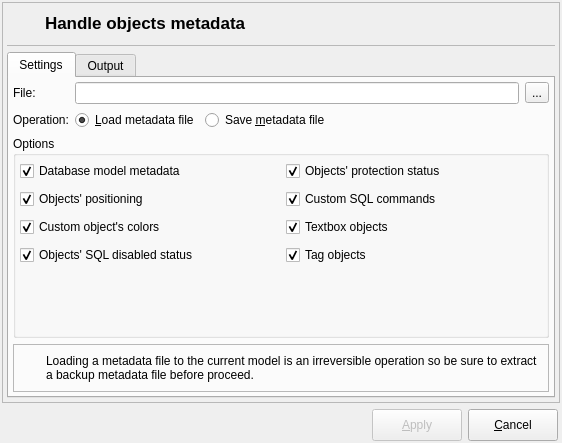
Above: libpgmodeler_ui/ui/metadatahandlingform.ui from pgmodeler/pgmodeler before the change. Below: the same form after it.
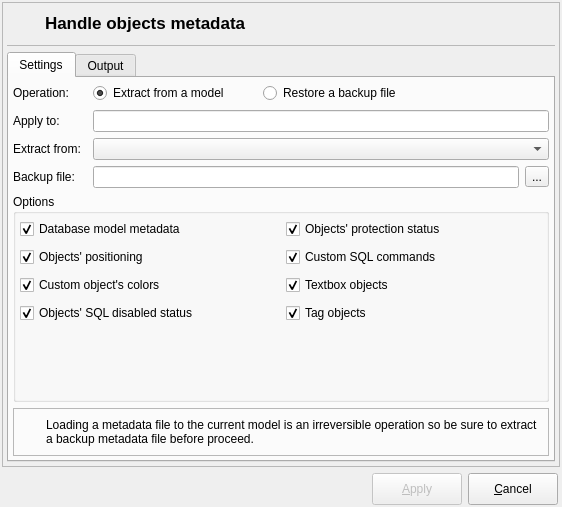
That is the form after the change. Icons and pictures are not drawn.

Commit message:
Improved the metadata handling form. Now the user just choose from which model to extract the metadata and the form do the rest (extract and apply) in one step.
Fixed the doxygen 'brief' instruction.

```diff
--- a/libpgmodeler_ui/ui/metadatahandlingform.ui
+++ b/libpgmodeler_ui/ui/metadatahandlingform.ui
@@ -7,7 +7,7 @@
     <x>0</x>
     <y>0</y>
     <width>562</width>
-    <height>443</height>
+    <height>507</height>
    </rect>
   </property>
   <property name="windowTitle">
@@ -246,44 +246,14 @@
           <property name="bottomMargin">
            <number>4</number>
           </property>
-          <item row="1" column="0">
-           <widget class="QLabel" name="label_2">
+          <item row="3" column="0">
+           <widget class="QLabel" name="extract_from_lbl">
             <property name="text">
-             <string>File:</string>
+             <string>Extract from:</string>
             </property>
            </widget>
           </item>
-          <item row="1" column="1">
-           <layout class="QHBoxLayout" name="horizontalLayout_3">
-            <item>
-             <widget class="QLineEdit" name="file_edt"/>
-            </item>
-            <item>
-             <widget class="QToolButton" name="select_file_tb">
-              <property name="enabled">
-               <bool>true</bool>
-              </property>
-              <property name="toolTip">
-               <string>Select output file</string>
-              </property>
-              <property name="text">
-               <string>...</string>
-              </property>
-              <property name="icon">
-               <iconset resource="../res/resources.qrc">
-                <normaloff>:/icones/icones/abrir.png</normaloff>:/icones/icones/abrir.png</iconset>
-              </property>
-              <property name="iconSize">
-               <size>
-                <width>22</width>
-                <height>22</height>
-               </size>
-              </property>
-             </widget>
-            </item>
-           </layout>
-          </item>
-          <item row="6" column="0" colspan="2">
+          <item row="10" column="0" colspan="3">
            <widget class="QFrame" name="message_frm">
             <property name="sizePolicy">
              <sizepolicy hsizetype="Preferred" vsizetype="Fixed">
@@ -373,7 +343,7 @@
             </layout>
            </widget>
           </item>
-          <item row="4" column="0" colspan="2">
+          <item row="8" column="0" colspan="3">
            <widget class="QGroupBox" name="groupBox">
             <property name="sizePolicy">
              <sizepolicy hsizetype="Preferred" vsizetype="Expanding">
@@ -797,15 +767,69 @@
             </layout>
            </widget>
           </item>
-          <item row="3" column="0">
+          <item row="6" column="0">
+           <widget class="QLabel" name="label_2">
+            <property name="text">
+             <string>Backup file:</string>
+            </property>
+           </widget>
+          </item>
+          <item row="6" column="2">
+           <layout class="QHBoxLayout" name="horizontalLayout_3">
+            <item>
+             <widget class="QLineEdit" name="backup_file_edt"/>
+            </item>
+            <item>
+             <widget class="QToolButton" name="select_file_tb">
+              <property name="enabled">
+               <bool>true</bool>
+              </property>
+              <property name="toolTip">
+               <string>Select file</string>
+              </property>
+              <property name="text">
+               <string>...</string>
+              </property>
+              <property name="icon">
+               <iconset resource="../res/resources.qrc">
+                <normaloff>:/icones/icones/abrir.png</normaloff>:/icones/icones/abrir.png</iconset>
+              </property>
+              <property name="iconSize">
+               <size>
+                <width>22</width>
+                <height>22</height>
+               </size>
+              </property>
+             </widget>
+            </item>
+           </layout>
+          </item>
+          <item row="3" column="2">
+           <widget class="QComboBox" name="extract_from_cmb"/>
+          </item>
+          <item row="1" column="0">
+           <widget class="QLabel" name="apply_to_lbl">
+            <property name="text">
+             <string>Apply to:</string>
+            </property>
+           </widget>
+          </item>
+          <item row="1" column="2">
+           <widget class="QLineEdit" name="apply_to_edt">
+            <property name="readOnly">
+             <bool>true</bool>
+            </property>
+           </widget>
+          </item>
+          <item row="0" column="0">
            <widget class="QLabel" name="label_3">
             <property name="text">
              <string>Operation:</string>
             </property>
            </widget>
           </item>
-          <item row="3" column="1">
-           <layout class="QHBoxLayout" name="horizontalLayout_2">
+          <item row="0" column="2">
+           <layout class="QHBoxLayout" name="horizontalLayout_4">
             <item>
              <widget class="QRadioButton" name="load_metadata_rb">
               <property name="sizePolicy">
@@ -815,7 +839,7 @@
                </sizepolicy>
               </property>
               <property name="text">
-               <string>&amp;Load metadata file</string>
+               <string>Extract from a model</string>
               </property>
               <property name="checked">
                <bool>true</bool>
@@ -823,21 +847,78 @@
              </widget>
             </item>
             <item>
-             <widget class="QRadioButton" name="save_metadata_rb">
+             <widget class="QWidget" name="extract_hint" native="true">
               <property name="sizePolicy">
-               <sizepolicy hsizetype="Expanding" vsizetype="Fixed">
+               <sizepolicy hsizetype="Fixed" vsizetype="Fixed">
                 <horstretch>0</horstretch>
                 <verstretch>0</verstretch>
                </sizepolicy>
+              </property>
+              <property name="minimumSize">
+               <size>
+                <width>22</width>
+                <height>22</height>
+               </size>
+              </property>
+              <property name="maximumSize">
+               <size>
+                <width>22</width>
+                <height>22</height>
+               </size>
+              </property>
+             </widget>
+            </item>
+            <item>
+             <widget class="QRadioButton" name="restore_rb">
+              <property name="sizePolicy">
+               <sizepolicy hsizetype="Preferred" vsizetype="Fixed">
+                <horstretch>0</horstretch>
+                <verstretch>0</verstretch>
+               </sizepolicy>
+              </property>
+              <property name="statusTip">
+               <string>Reads the objects metadata from a previously saved backup file and apply to the current model.</string>
               </property>
               <property name="text">
-               <string>Save &amp;metadata file</string>
+               <string>Restore a backup file</string>
               </property>
-              <property name="checked">
-               <bool>false</bool>
+             </widget>
+            </item>
+            <item>
+             <widget class="QWidget" name="restore_hint" native="true">
+              <property name="sizePolicy">
+               <sizepolicy hsizetype="Fixed" vsizetype="Fixed">
+                <horstretch>0</horstretch>
+                <verstretch>0</verstretch>
+               </sizepolicy>
               </property>
+              <property name="minimumSize">
+               <size>
+                <width>22</width>
+                <height>22</height>
+               </size>
+              </property>
+              <property name="maximumSize">
+               <size>
+                <width>22</width>
+                <height>22</height>
+               </size>
+              </property>
              </widget>
             </item>
+            <item>
+             <spacer name="horizontalSpacer">
+              <property name="orientation">
+               <enum>Qt::Horizontal</enum>
+              </property>
+              <property name="sizeHint" stdset="0">
+               <size>
+                <width>40</width>
+                <height>20</height>
+               </size>
+              </property>
+             </spacer>
+            </item>
            </layout>
           </item>
          </layout>
```
Left out of the diff: 5 changed lines with no effect on the pictures. The commit also changes 78 other files.
